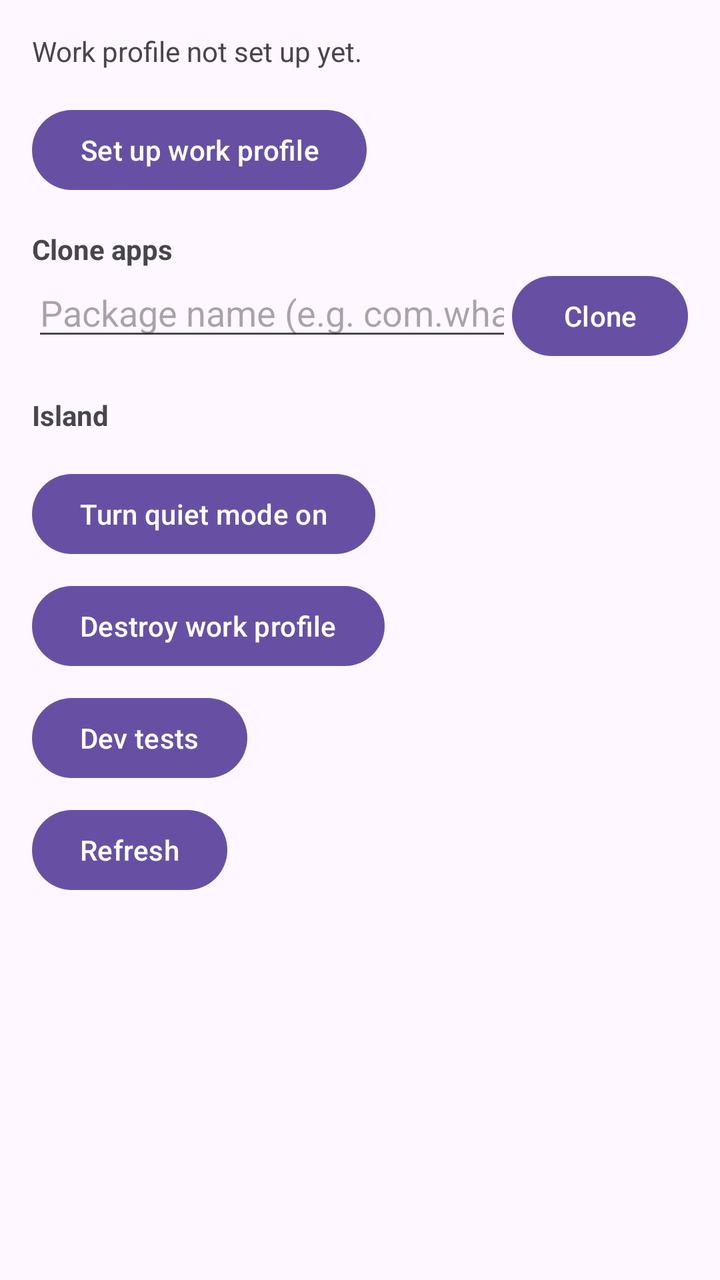
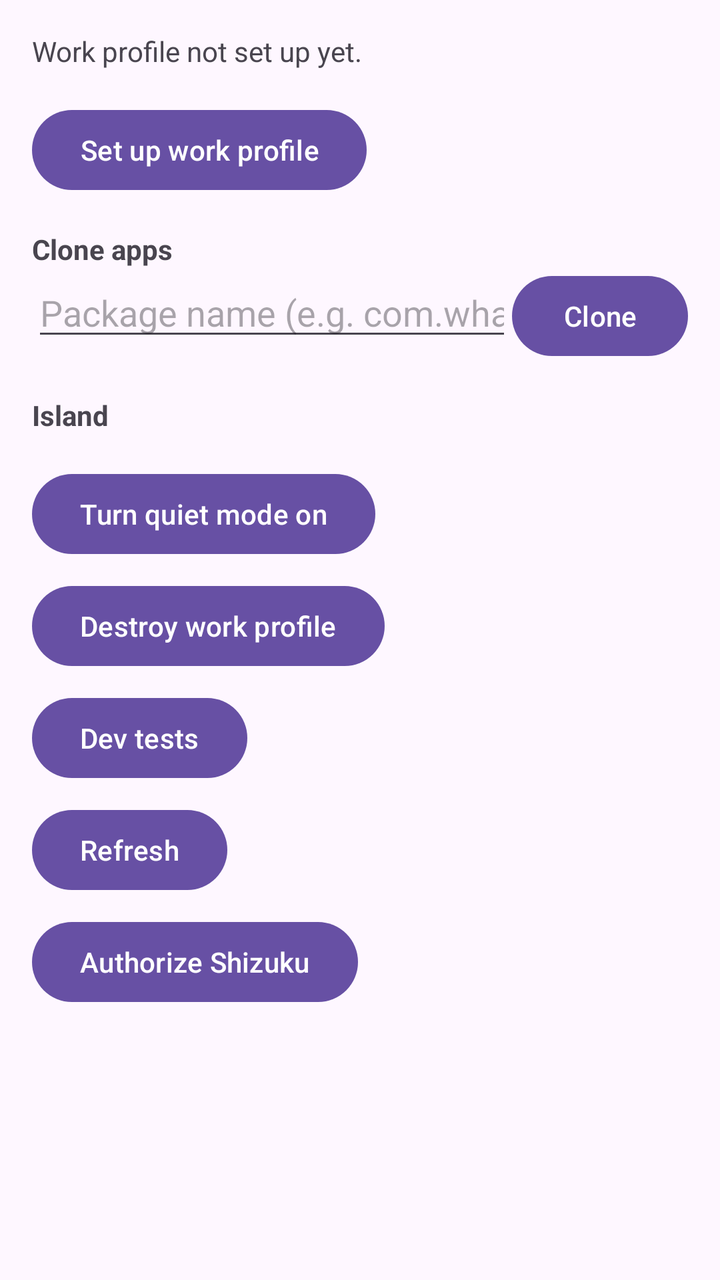

Screens rendered from an Android XML layout before and after an edit, with the pre-edit source and the edit as a unified diff.
<!-- AndroidManifest.xml: application theme Theme.TwinApps -->
<!-- res/layout/activity_main.xml -->
<?xml version="1.0" encoding="utf-8"?>
<ScrollView xmlns:android="http://schemas.android.com/apk/res/android"
    android:layout_width="match_parent"
    android:layout_height="match_parent"
    android:fitsSystemWindows="true">

    <LinearLayout
        android:layout_width="match_parent"
        android:layout_height="wrap_content"
        android:orientation="vertical"
        android:padding="16dp">

        <TextView
            android:id="@+id/statusText"
            android:layout_width="wrap_content"
            android:layout_height="wrap_content"
            android:text="@string/status_not_provisioned" />

        <Button
            android:id="@+id/setupButton"
            android:layout_width="wrap_content"
            android:layout_height="wrap_content"
            android:layout_marginTop="16dp"
            android:text="@string/setup_button" />

        <TextView
            android:id="@+id/cloneSectionTitle"
            android:layout_width="wrap_content"
            android:layout_height="wrap_content"
            android:layout_marginTop="16dp"
            android:text="@string/clone_section_title"
            android:textStyle="bold" />

        <LinearLayout
            android:layout_width="match_parent"
            android:layout_height="wrap_content"
            android:orientation="horizontal">

            <AutoCompleteTextView
                android:id="@+id/pkgInput"
                android:layout_width="0dp"
                android:layout_height="wrap_content"
                android:layout_weight="1"
                android:hint="@string/pkg_input_hint"
                android:inputType="textVisiblePassword"
                android:imeOptions="actionDone"
                android:importantForAutofill="no" />

            <Button
                android:id="@+id/cloneButton"
                android:layout_width="wrap_content"
                android:layout_height="wrap_content"
                android:text="@string/clone_button" />
        </LinearLayout>

        <TextView
            android:id="@+id/islandSectionTitle"
            android:layout_width="wrap_content"
            android:layout_height="wrap_content"
            android:layout_marginTop="16dp"
            android:text="@string/island_section_title"
            android:textStyle="bold" />

        <androidx.recyclerview.widget.RecyclerView
            android:id="@+id/islandList"
            android:layout_width="match_parent"
            android:layout_height="wrap_content"
            android:nestedScrollingEnabled="false" />

        <Button
            android:id="@+id/quietButton"
            android:layout_width="wrap_content"
            android:layout_height="wrap_content"
            android:layout_marginTop="16dp"
            android:text="@string/quiet_enable" />

        <Button
            android:id="@+id/destroyButton"
            android:layout_width="wrap_content"
            android:layout_height="wrap_content"
            android:layout_marginTop="8dp"
            android:text="@string/destroy_button" />

        <Button
            android:id="@+id/devTestsButton"
            android:layout_width="wrap_content"
            android:layout_height="wrap_content"
            android:layout_marginTop="8dp"
            android:text="@string/dev_tests_button" />

        <Button
            android:id="@+id/refreshButton"
            android:layout_width="wrap_content"
            android:layout_height="wrap_content"
            android:layout_marginTop="8dp"
            android:text="@string/refresh_button" />

        <TextView
            android:id="@+id/versionText"
            android:layout_width="wrap_content"
            android:layout_height="wrap_content"
            android:layout_marginTop="16dp"
            android:textSize="12sp" />
    </LinearLayout>
</ScrollView>
<!-- resources referenced by this layout -->
<resources>
  <string name="clone_button">Clone</string>
  <string name="clone_section_title">Clone apps</string>
  <string name="destroy_button">Destroy work profile</string>
  <string name="dev_tests_button">Dev tests</string>
  <string name="island_section_title">Island</string>
  <string name="pkg_input_hint">Package name (e.g. com.whatsapp)</string>
  <string name="quiet_enable">Turn quiet mode on</string>
  <string name="refresh_button">Refresh</string>
  <string name="setup_button">Set up work profile</string>
  <string name="status_not_provisioned">Work profile not set up yet.</string>
  <style name="Theme.TwinApps" parent="Theme.Material3.DayNight.NoActionBar">
      </style>
</resources>

<!-- the commit's change to res/layout/activity_main.xml (unified diff, before → after) -->
@@ -95,6 +95,13 @@
             android:layout_marginTop="8dp"
             android:text="@string/refresh_button" />
 
+        <Button
+            android:id="@+id/shizukuButton"
+            android:layout_width="wrap_content"
+            android:layout_height="wrap_content"
+            android:layout_marginTop="8dp"
+            android:text="@string/shizuku_authorize" />
+
         <TextView
             android:id="@+id/versionText"
             android:layout_width="wrap_content"
<!-- resource entries referenced after the edit -->
@@ -9,6 +9,7 @@
   <string name="quiet_enable">Turn quiet mode on</string>
   <string name="refresh_button">Refresh</string>
   <string name="setup_button">Set up work profile</string>
+  <string name="shizuku_authorize">Authorize Shizuku</string>
   <string name="status_not_provisioned">Work profile not set up yet.</string>
   <style name="Theme.TwinApps" parent="Theme.Material3.DayNight.NoActionBar">
       </style>
